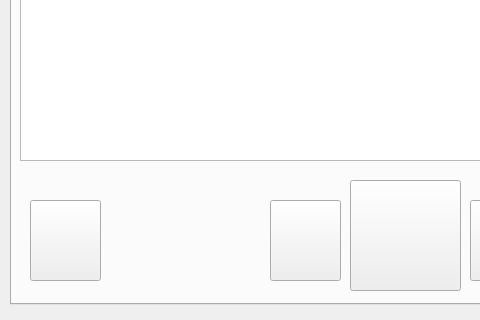
Old version of the form CommAudio/mainwindow.ui in the repository dmblake/ComAudio; both pictures show x 0 to 480 and y 195 to 515 of the 923 by 515 pixel window.
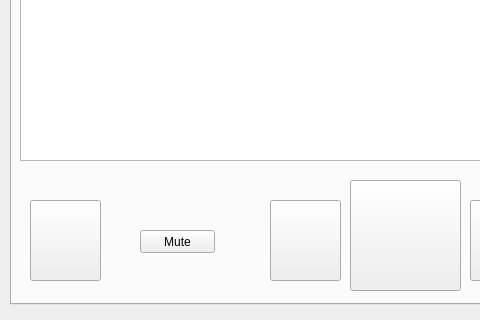
New version of the form. The open tabs and pages were chosen to show the change. Icons and pictures are not drawn.

Commit message: added mute button to server side

```diff
--- a/CommAudio/mainwindow.ui
+++ b/CommAudio/mainwindow.ui
@@ -285,6 +285,19 @@
        </rect>
       </property>
      </widget>
+     <widget class="QPushButton" name="muteButtonServer">
+      <property name="geometry">
+       <rect>
+        <x>130</x>
+        <y>380</y>
+        <width>75</width>
+        <height>23</height>
+       </rect>
+      </property>
+      <property name="text">
+       <string>Mute</string>
+      </property>
+     </widget>
     </widget>
     <widget class="QWidget" name="client_tab">
      <attribute name="title">
```
Left out of the diff: 4 changed lines with no effect on the pictures. The commit also changes 4 other files.
